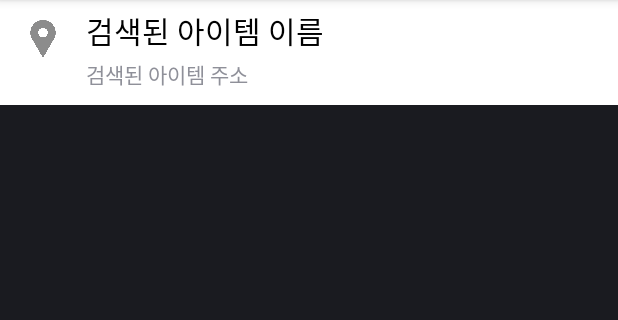
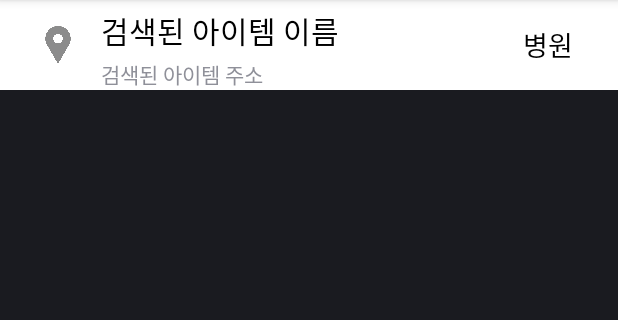
Before and after one commit to JGeun/TravelDiaryApp, an Android app: the layout item_word_search_result.xml on its own in the app's theme, with its tools: preview values and no code run, on a phone screen of 412 x 824 dp, the part 84-404 px from its top. Run offline under Robolectric (Android 15) with nearby library versions, the phone set to English and light mode, and no system bars.

Commit message:
commit meeting result before make diary section

```diff
--- a/app/src/main/java/com/hansung/traveldiary/src/plan/TravelPlanMapFragment.kt
+++ b/app/src/main/java/com/hansung/traveldiary/src/plan/TravelPlanMapFragment.kt
@@ -244,7 +244,7 @@ class TravelPlanMapFragment : Fragment(), OnMapReadyCallback, KakaoSearchView {
         for (result in searchWordResultList) {
             resultList.add(
                 SearchWordResultInfo(
-                    result.place_name, result.address_name
+                    result.place_name, result.address_name, result.category_group_name
                 )
             )
         }
--- a/app/src/main/java/com/hansung/traveldiary/src/plan/model/SearchWordResultInfo.kt
+++ b/app/src/main/java/com/hansung/traveldiary/src/plan/model/SearchWordResultInfo.kt
@@ -4,10 +4,11 @@ import android.os.Parcel
 import android.os.Parcelable
 import java.io.Serializable
 
-class SearchWordResultInfo(title: String, address: String,distance:String) : Serializable {
+class SearchWordResultInfo(title: String, address: String, distance:String) : Serializable {
     var title : String
     var address : String
     var distance:String
+
     init{
         this.title = title
         this.address = address
--- a/app/src/main/res/layout/fragment_plan_map.xml
+++ b/app/src/main/res/layout/fragment_plan_map.xml
@@ -13,8 +13,8 @@
         android:clickable="true"
         android:focusable="true"
         android:orientation="vertical"
-        android:paddingHorizontal="10dp"
-        android:paddingVertical="10dp"
+        android:paddingHorizontal="25dp"
+        android:paddingVertical="15dp"
         app:layout_constraintBottom_toBottomOf="parent"
         app:layout_constraintStart_toStartOf="parent"
         app:layout_constraintEnd_toEndOf="parent"
@@ -76,6 +76,7 @@
             android:backgroundTint="@color/maincolor"
             app:layout_constraintTop_toTopOf="parent"
             app:layout_constraintEnd_toEndOf="parent" />
+
     </androidx.constraintlayout.widget.ConstraintLayout>
 
     <FrameLayout
--- a/app/src/main/res/layout/item_word_search_result.xml
+++ b/app/src/main/res/layout/item_word_search_result.xml
@@ -1,15 +1,24 @@
 <?xml version="1.0" encoding="utf-8"?>
-<androidx.constraintlayout.widget.ConstraintLayout
-    xmlns:android="http://schemas.android.com/apk/res/android"
+<androidx.constraintlayout.widget.ConstraintLayout xmlns:android="http://schemas.android.com/apk/res/android"
     xmlns:app="http://schemas.android.com/apk/res-auto"
     xmlns:tools="http://schemas.android.com/tools"
     android:id="@+id/world_search_relative"
     android:layout_width="match_parent"
     android:layout_height="wrap_content"
-    android:layout_marginBottom="0.1dp"
+    android:background="@color/white"
     android:orientation="vertical"
-    android:background="@color/white"
-    android:paddingBottom="10dp">
+    android:paddingHorizontal="10dp"
+    android:layout_marginBottom="20dp">
+
+    <ImageView
+        android:id="@+id/imageView"
+        android:layout_width="25dp"
+        android:layout_height="25dp"
+        android:layout_marginStart="16dp"
+        android:src="@drawable/marker"
+        app:layout_constraintBottom_toBottomOf="parent"
+        app:layout_constraintStart_toStartOf="parent"
+        app:layout_constraintTop_toTopOf="parent" />
 
     <LinearLayout
         android:id="@+id/world_search_place"
@@ -39,26 +48,17 @@
 
     </LinearLayout>
 
-
     <TextView
         android:id="@+id/world_search_place_kinds"
         android:layout_width="wrap_content"
         android:layout_height="wrap_content"
         android:layout_marginTop="16dp"
-        android:layout_marginEnd="10dp"
+        android:layout_marginEnd="20dp"
         android:textColor="@color/black"
-        android:textSize="14sp"
+        android:textSize="18sp"
+        tools:text="병원"
         app:layout_constraintEnd_toEndOf="parent"
         app:layout_constraintTop_toTopOf="parent" />
 
-    <ImageView
-        android:id="@+id/imageView"
-        android:layout_width="25dp"
-        android:layout_height="25dp"
-        android:layout_marginStart="16dp"
-        android:src="@drawable/marker"
-        app:layout_constraintBottom_toBottomOf="parent"
-        app:layout_constraintStart_toStartOf="parent"
-        app:layout_constraintTop_toTopOf="parent"
-        app:layout_constraintVertical_bias="0.39" />
+
 </androidx.constraintlayout.widget.ConstraintLayout>
```
Also changed, not shown: app/src/main/java/com/hansung/traveldiary/src/travel/AddPlanDialog.kt (+5 -4 lines), app/src/main/java/com/hansung/traveldiary/src/travel/TravelPlanSectionFragment.kt (+7 -10 lines), app/src/main/res/layout/activity_search_word_result.xml (+3 -4 lines).
